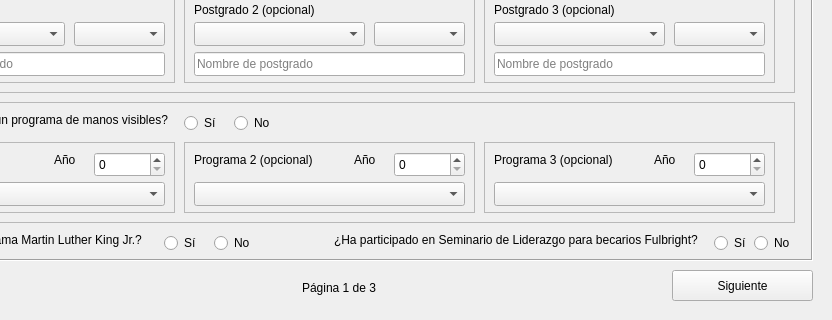
This is ui/profile_form.ui in liconaj/ResumeManager as Qt 5 draws it before an edit; both pictures show x 168 to 1000 and y 280 to 600 of the 1000 by 600 pixel window. The edited form follows.
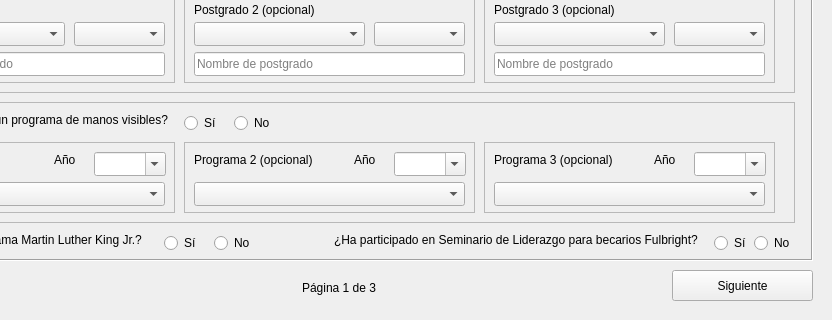
This is the edited form. The open tabs and pages were chosen to show the change.

Commit message: Show radio buttons and checkboxes values

```diff
--- a/ui/profile_form.ui
+++ b/ui/profile_form.ui
@@ -1781,15 +1781,18 @@
         <string>Año</string>
        </property>
       </widget>
-      <widget class="QSpinBox" name="mv1YearSpinBox">
+      <widget class="QComboBox" name="comboBox">
        <property name="geometry">
         <rect>
          <x>210</x>
          <y>10</y>
-         <width>71</width>
-         <height>25</height>
+         <width>72</width>
+         <height>24</height>
         </rect>
        </property>
+       <property name="editable">
+        <bool>true</bool>
+       </property>
       </widget>
      </widget>
      <widget class="QFrame" name="mv2Frame">
@@ -1846,15 +1849,18 @@
         <string>Año</string>
        </property>
       </widget>
-      <widget class="QSpinBox" name="mv2YearSpinBox">
+      <widget class="QComboBox" name="comboBox_2">
        <property name="geometry">
         <rect>
          <x>210</x>
          <y>10</y>
-         <width>71</width>
-         <height>25</height>
+         <width>72</width>
+         <height>24</height>
         </rect>
        </property>
+       <property name="editable">
+        <bool>true</bool>
+       </property>
       </widget>
      </widget>
      <widget class="QFrame" name="mv3Frame">
@@ -1911,15 +1917,18 @@
         <string>Año</string>
        </property>
       </widget>
-      <widget class="QSpinBox" name="mv3YearSpinBox">
+      <widget class="QComboBox" name="comboBox_3">
        <property name="geometry">
         <rect>
          <x>210</x>
          <y>10</y>
-         <width>71</width>
-         <height>25</height>
+         <width>72</width>
+         <height>24</height>
         </rect>
        </property>
+       <property name="editable">
+        <bool>true</bool>
+       </property>
       </widget>
      </widget>
     </widget>
```
Left out of the diff: 4 changed lines with no effect on the pictures. The commit also changes 5 other files.
